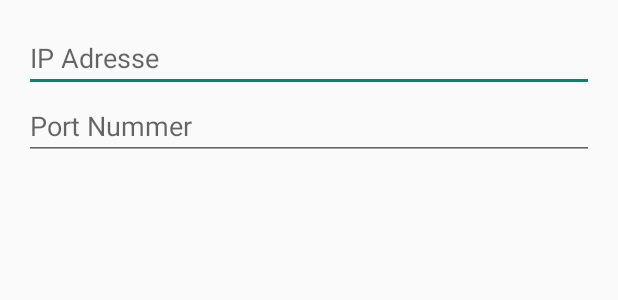
After one commit to JoProt/Android-App-Robot, an Android app: the layout layout_dialog.xml on its own in the app's theme, with its tools: preview values and no code run, on a phone screen of 412 x 824 dp. The commit adds this screen. Shown: the top 300 px of the screen. Run offline under Robolectric (Android 15) with nearby library versions, the phone set to English and light mode, and no system bars.

Commit message:
implement Settings Menu
- Error while building project
Maybe the Action does not work correctly

```diff
--- a/app/src/main/AndroidManifest.xml
+++ b/app/src/main/AndroidManifest.xml
@@ -4,12 +4,12 @@
     <uses-permission android:name="android.permission.INTERNET" />
     <application
         android:allowBackup="true"
-        android:theme="@style/Theme.AppCompat.Light.NoActionBar"
-
         android:icon="@mipmap/ic_launcher"
         android:label="@string/app_name"
         android:roundIcon="@mipmap/ic_launcher_round"
-        android:supportsRtl="true">
+        android:supportsRtl="true"
+        android:theme="@style/Theme.AppCompat.Light.NoActionBar"
+        >
         <activity android:name=".MainActivity" android:screenOrientation="landscape" android:configChanges="keyboardHidden|orientation">
 
             <intent-filter>
--- a/app/src/main/res/layout/activity_main.xml
+++ b/app/src/main/res/layout/activity_main.xml
@@ -12,11 +12,10 @@
         android:id="@+id/my_toolbar"
         android:layout_width="match_parent"
         android:layout_height="?attr/actionBarSize"
-        android:background="?attr/colorPrimary"
+        android:background="#00574B"
         android:elevation="4dp"
         android:theme="@style/ThemeOverlay.AppCompat.ActionBar"
         android:clickable="true"
-        android:onClick="Settings"
         app:popupTheme="@style/ThemeOverlay.AppCompat.Light"
         app:title="PI Interface"
         tools:layout_editor_absoluteX="0dp"
--- /dev/null
+++ b/app/src/main/res/layout/layout_dialog.xml
@@ -0,0 +1,22 @@
+<?xml version="1.0" encoding="utf-8"?>
+<RelativeLayout
+    xmlns:android="http://schemas.android.com/apk/res/android" android:layout_width="match_parent"
+    android:layout_height="match_parent"
+    android:padding="16dp">
+
+    <EditText
+        android:id="@+id/ipadress"
+        android:layout_width="match_parent"
+        android:layout_height="wrap_content"
+        android:hint="IP Adresse"
+        />
+
+    <EditText
+        android:id="@+id/portnummer"
+        android:layout_width="match_parent"
+        android:layout_height="wrap_content"
+        android:hint="Port Nummer"
+        android:layout_below="@+id/ipadress"/>
+
+
+</RelativeLayout>
```
Also changed, not shown: app/src/main/java/com/example/piinterface/MainActivity.java (+71 -28 lines), app/src/main/java/com/example/piinterface/Settings_Dialog.java (added, +53 -0 lines), app/src/main/res/menu/main_menu.xml (added, +7 -0 lines).
